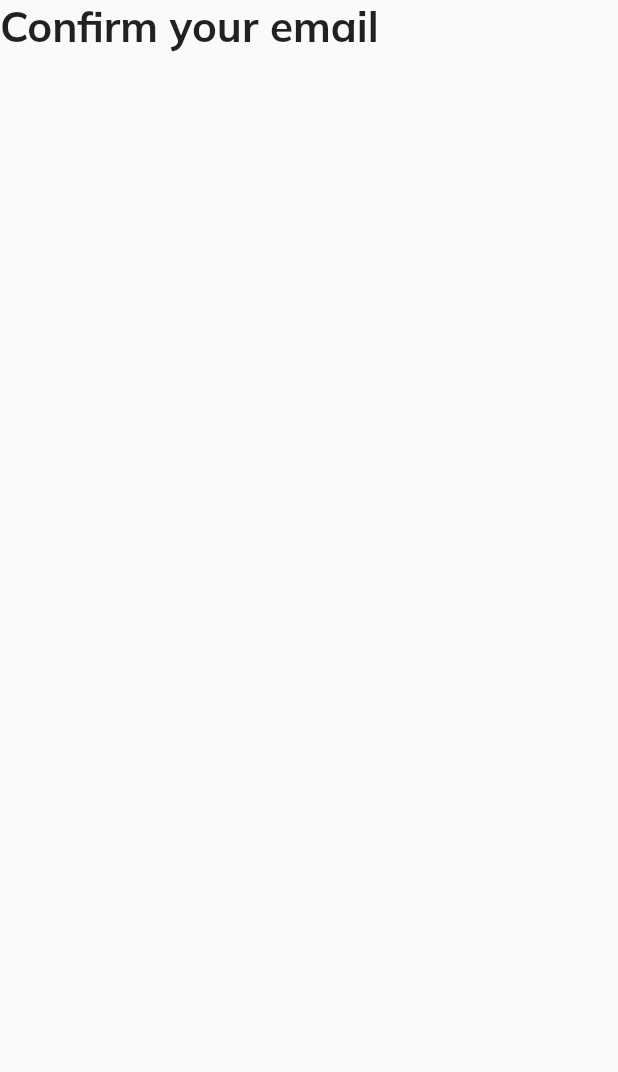
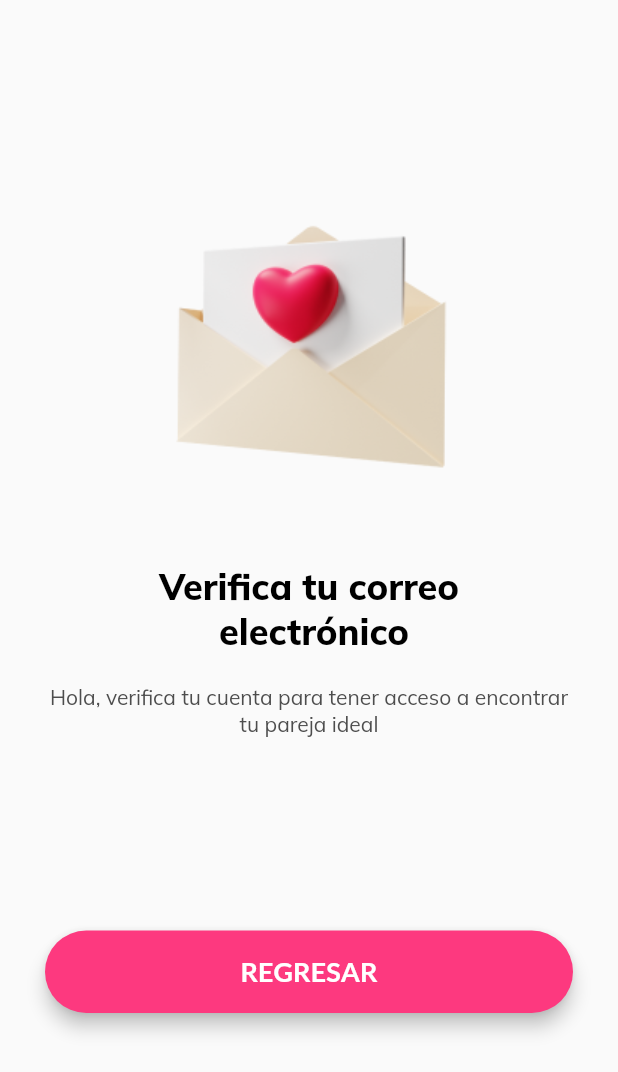
Before and after one commit to alexsosat/cupidUm_app, a Flutter app: the ConfirmView screen opened by its route, on a phone screen of 412 x 824 dp. Shown: the top 1072 px of the screen. Run offline on Flutter 3.47's test engine with Material 2 defaults, Android fonts, the phone set to English and light mode, and no system bars; our stand-ins replace device_preview, dots_indicator, firebase_auth, firebase_core, get, google_fonts; missing offline and left inert: is_first_run; accounts and stored records are empty.

Commit message:
confirm view

```diff
--- /dev/null
+++ b/lib/app/modules/intro/modules/confirm/views/confirm_header_text.dart
@@ -0,0 +1,28 @@
+import 'package:flutter/material.dart';
+
+import '../../../../../../utils/colors.dart';
+
+class ConfirmHeader extends StatelessWidget {
+  const ConfirmHeader({Key? key}) : super(key: key);
+
+  @override
+  Widget build(BuildContext context) {
+    return Column(
+      children: [
+        Image.asset('assets/images/correo.png'),
+        SizedBox(height: 50.0),
+        Text("Verifica tu correo \n electrónico",
+            textAlign: TextAlign.center,
+            style: Theme.of(context).textTheme.headline3),
+        SizedBox(height: 20.0),
+        Text(
+            "Hola, verifica tu cuenta para tener acceso a encontrar tu pareja ideal",
+            textAlign: TextAlign.center,
+            style: Theme.of(context)
+                .textTheme
+                .bodyText2!
+                .copyWith(color: HexColor.fromHex('4D4D4D'))),
+      ],
+    );
+  }
+}
--- a/lib/app/modules/intro/modules/confirm/views/confirm_view.dart
+++ b/lib/app/modules/intro/modules/confirm/views/confirm_view.dart
@@ -1,21 +1,26 @@
+import 'package:cupidum_app/app/modules/intro/modules/confirm/views/confirm_header_text.dart';
+import 'package:cupidum_app/globals/pill_button.dart';
+import 'package:cupidum_app/utils/colors.dart';
+import 'package:flutter/cupertino.dart';
 import 'package:flutter/material.dart';
 import 'package:get/get.dart';
 
-
 class ConfirmView extends StatelessWidget {
-
   ConfirmView({Key? key}) : super(key: key);
 
   @override
   Widget build(BuildContext context) {
-    return const Scaffold(
-      body: Text(
-        'Confirm your email',
-        style: TextStyle(
-          fontSize: 28,
-          fontWeight: FontWeight.bold,
-        )
-      )
-    );
+    return Scaffold(
+        body: Padding(
+      padding: const EdgeInsets.symmetric(horizontal: 30.0),
+      child: Column(
+        mainAxisAlignment: MainAxisAlignment.spaceEvenly,
+        crossAxisAlignment: CrossAxisAlignment.center,
+        children: [
+          ConfirmHeader(),
+          PillButton(child: Text("REGRESAR"), onPressed: () => Get.back()),
+        ],
+      ),
+    ));
   }
 }
```
Also changed, not shown: assets/images/correo.png (added).
